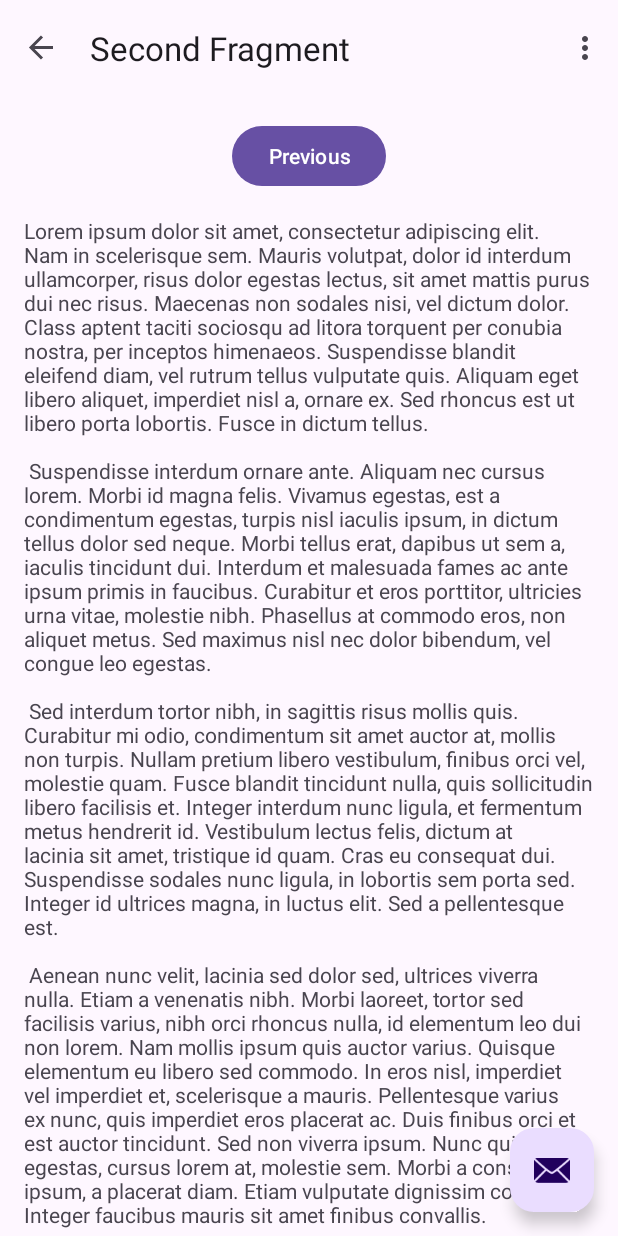
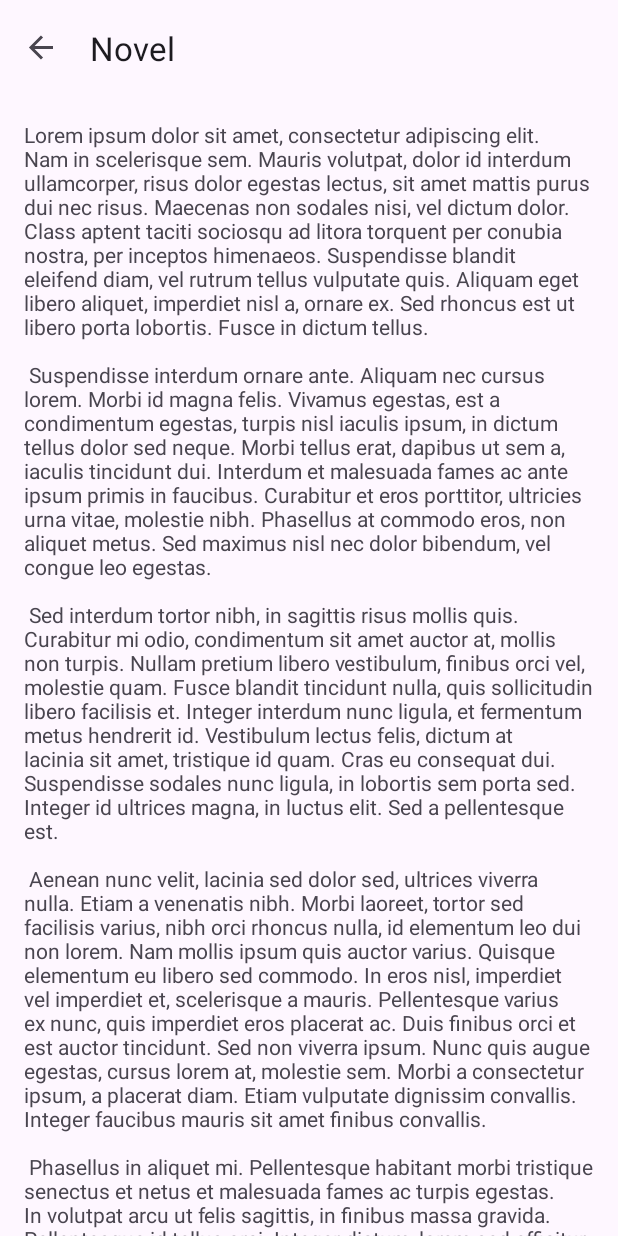
Before and after one commit to PladsElsker/story-book-generator, an Android app: the SecondFragment screen opened through its navigation route, on a phone screen of 412 x 824 dp. Run offline under Robolectric (Android 15) with nearby library versions, the phone set to English and light mode, and no system bars; our stand-ins replace navigation-ui.

Commit message:
Missing usage of second fragment, missing better style of recycler item

```diff
--- a/mobileApp/app/src/main/java/com/lebel/novelbinge/FirstFragment.kt
+++ b/mobileApp/app/src/main/java/com/lebel/novelbinge/FirstFragment.kt
@@ -12,10 +12,6 @@ import java.io.File
 import kotlinx.serialization.json.Json
 import kotlinx.serialization.json.jsonObject
 import kotlinx.serialization.json.jsonPrimitive
-
-/**
- * A simple [Fragment] subclass as the default destination in the navigation.
- */
 class FirstFragment : Fragment() {
 
     private var _binding: FragmentFirstBinding? = null
@@ -34,18 +30,18 @@ class FirstFragment : Fragment() {
 
     override fun onViewCreated(view: View, savedInstanceState: Bundle?) {
         super.onViewCreated(view, savedInstanceState)
+        createNovelList()
+    }
 
+    private fun createNovelList() {
         val novelsFolder = File(requireContext().getExternalFilesDir(null), "novels")
         novelsFolder.mkdirs()
         val novelFolders = novelsFolder.listFiles()?.filter { it.isDirectory } ?: emptyList()
         val chapterFiles = novelFolders.map { File(it, "novel.json") }
         val chapterJsonObjects = chapterFiles.map { Json.parseToJsonElement(it.readText()) }
-        val chapterTitles =
-            chapterJsonObjects.mapNotNull { it.jsonObject["title"]?.jsonPrimitive?.content }
-
+        val chapterTitles = chapterJsonObjects.mapNotNull { it.jsonObject["title"]?.jsonPrimitive?.content }
         val customAdapter = NovelCardRecyclerViewAdapter(chapterTitles)
-
-        val recyclerView: RecyclerView? = getView()?.findViewById(R.id.novels)
+        val recyclerView: RecyclerView? = view?.findViewById(R.id.novels)
         recyclerView?.adapter = customAdapter
     }
 
--- a/mobileApp/app/src/main/java/com/lebel/novelbinge/MainActivity.kt
+++ b/mobileApp/app/src/main/java/com/lebel/novelbinge/MainActivity.kt
@@ -1,14 +1,11 @@
 package com.lebel.novelbinge
 
 import android.os.Bundle
-import com.google.android.material.snackbar.Snackbar
 import androidx.appcompat.app.AppCompatActivity
 import androidx.navigation.findNavController
 import androidx.navigation.ui.AppBarConfiguration
 import androidx.navigation.ui.navigateUp
 import androidx.navigation.ui.setupActionBarWithNavController
-import android.view.Menu
-import android.view.MenuItem
 import com.lebel.novelbinge.databinding.ActivityMainBinding
 
 class MainActivity : AppCompatActivity() {
@@ -27,28 +24,6 @@ class MainActivity : AppCompatActivity() {
         val navController = findNavController(R.id.nav_host_fragment_content_main)
         appBarConfiguration = AppBarConfiguration(navController.graph)
         setupActionBarWithNavController(navController, appBarConfiguration)
-
-        binding.fab.setOnClickListener { view ->
-            Snackbar.make(view, "Replace with your own action", Snackbar.LENGTH_LONG)
-                .setAction("Action", null)
-                .setAnchorView(R.id.fab).show()
-        }
-    }
-
-    override fun onCreateOptionsMenu(menu: Menu): Boolean {
-        // Inflate the menu; this adds items to the action bar if it is present.
-        menuInflater.inflate(R.menu.menu_main, menu)
-        return true
-    }
-
-    override fun onOptionsItemSelected(item: MenuItem): Boolean {
-        // Handle action bar item clicks here. The action bar will
-        // automatically handle clicks on the Home/Up button, so long
-        // as you specify a parent activity in AndroidManifest.xml.
-        return when (item.itemId) {
-            R.id.action_settings -> true
-            else -> super.onOptionsItemSelected(item)
-        }
     }
 
     override fun onSupportNavigateUp(): Boolean {
--- a/mobileApp/app/src/main/java/com/lebel/novelbinge/SecondFragment.kt
+++ b/mobileApp/app/src/main/java/com/lebel/novelbinge/SecondFragment.kt
@@ -5,7 +5,6 @@ import androidx.fragment.app.Fragment
 import android.view.LayoutInflater
 import android.view.View
 import android.view.ViewGroup
-import androidx.navigation.fragment.findNavController
 import com.lebel.novelbinge.databinding.FragmentSecondBinding
 
 /**
@@ -29,14 +28,6 @@ class SecondFragment : Fragment() {
 
     }
 
-    override fun onViewCreated(view: View, savedInstanceState: Bundle?) {
-        super.onViewCreated(view, savedInstanceState)
-
-        binding.buttonSecond.setOnClickListener {
-            findNavController().navigate(R.id.action_SecondFragment_to_FirstFragment)
-        }
-    }
-
     override fun onDestroyView() {
         super.onDestroyView()
         _binding = null
--- a/mobileApp/app/src/main/res/layout/activity_main.xml
+++ b/mobileApp/app/src/main/res/layout/activity_main.xml
@@ -1,6 +1,5 @@
 <?xml version="1.0" encoding="utf-8"?>
 <androidx.coordinatorlayout.widget.CoordinatorLayout xmlns:android="http://schemas.android.com/apk/res/android"
-    xmlns:app="http://schemas.android.com/apk/res-auto"
     xmlns:tools="http://schemas.android.com/tools"
     android:layout_width="match_parent"
     android:layout_height="match_parent"
@@ -21,13 +20,4 @@
 
     <include layout="@layout/content_main" />
 
-    <com.google.android.material.floatingactionbutton.FloatingActionButton
-        android:id="@+id/fab"
-        android:layout_width="wrap_content"
-        android:layout_height="wrap_content"
-        android:layout_gravity="bottom|end"
-        android:layout_marginEnd="@dimen/fab_margin"
-        android:layout_marginBottom="16dp"
-        app:srcCompat="@android:drawable/ic_dialog_email" />
-
 </androidx.coordinatorlayout.widget.CoordinatorLayout>
--- a/mobileApp/app/src/main/res/layout/fragment_second.xml
+++ b/mobileApp/app/src/main/res/layout/fragment_second.xml
@@ -11,16 +11,6 @@
         android:layout_height="match_parent"
         android:padding="16dp">
 
-        <Button
-            android:id="@+id/button_second"
-            android:layout_width="wrap_content"
-            android:layout_height="wrap_content"
-            android:text="@string/previous"
-            app:layout_constraintBottom_toTopOf="@id/textview_second"
-            app:layout_constraintEnd_toEndOf="parent"
-            app:layout_constraintStart_toStartOf="parent"
-            app:layout_constraintTop_toTopOf="parent" />
-
         <TextView
             android:id="@+id/textview_second"
             android:layout_width="wrap_content"
@@ -29,7 +19,6 @@
             android:text="@string/lorem_ipsum"
             app:layout_constraintBottom_toBottomOf="parent"
             app:layout_constraintEnd_toEndOf="parent"
-            app:layout_constraintStart_toStartOf="parent"
-            app:layout_constraintTop_toBottomOf="@id/button_second" />
+            app:layout_constraintStart_toStartOf="parent" />
     </androidx.constraintlayout.widget.ConstraintLayout>
 </androidx.core.widget.NestedScrollView>
--- a/mobileApp/app/src/main/res/layout/novel_card_recycler_view.xml
+++ b/mobileApp/app/src/main/res/layout/novel_card_recycler_view.xml
@@ -1,6 +1,6 @@
 <FrameLayout xmlns:android="http://schemas.android.com/apk/res/android"
     android:layout_width="match_parent"
-    android:layout_height="16dp"
+    android:layout_height="32dp"
     android:layout_marginLeft="16dp"
     android:layout_marginRight="16dp"
     android:gravity="center_vertical">
--- a/mobileApp/app/src/main/res/menu/menu_main.xml
+++ /dev/null
@@ -1,10 +0,0 @@
-<menu xmlns:android="http://schemas.android.com/apk/res/android"
-    xmlns:app="http://schemas.android.com/apk/res-auto"
-    xmlns:tools="http://schemas.android.com/tools"
-    tools:context="com.lebel.novelbinge.MainActivity">
-    <item
-        android:id="@+id/action_settings"
-        android:orderInCategory="100"
-        android:title="@string/action_settings"
-        app:showAsAction="never" />
-</menu>
--- a/mobileApp/app/src/main/res/values/strings.xml
+++ b/mobileApp/app/src/main/res/values/strings.xml
@@ -1,11 +1,7 @@
 <resources>
     <string name="app_name">Novel binge</string>
-    <string name="action_settings">Settings</string>
-    <!-- Strings used for fragments for navigation -->
-    <string name="first_fragment_label">First Fragment</string>
-    <string name="second_fragment_label">Second Fragment</string>
-    <string name="next">Next</string>
-    <string name="previous">Previous</string>
+    <string name="first_fragment_label">Novel list</string>
+    <string name="second_fragment_label">Novel</string>
 
     <string name="lorem_ipsum">
         Lorem ipsum dolor sit amet, consectetur adipiscing elit. Nam in scelerisque sem. Mauris
```
